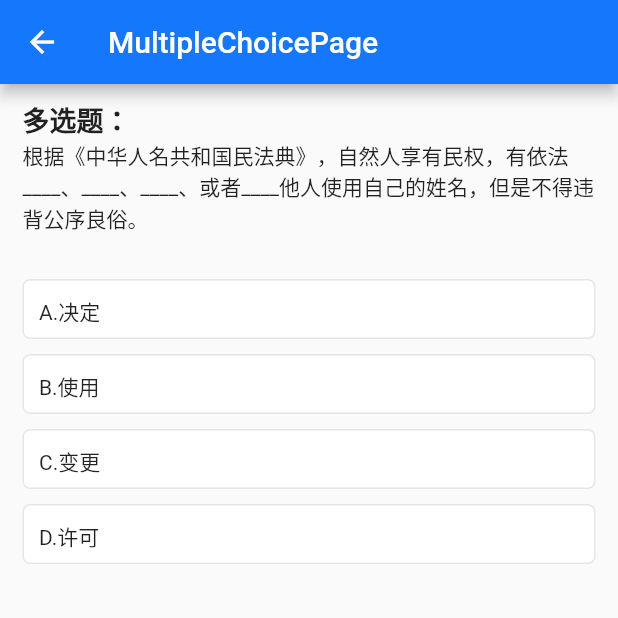
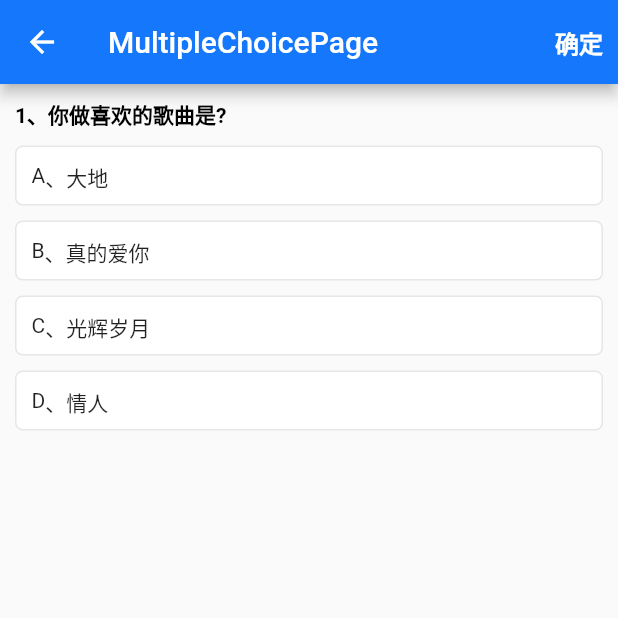
Before and after one commit to Invincible1996/magic_flutter, a Flutter app: the MultipleChoicePage screen opened directly, on a phone screen of 412 x 824 dp, the top half of it. Run offline on Flutter 3.47's test engine with Material 2 defaults, Android fonts, the phone set to English and light mode, and no system bars; drawn by our look-alikes of oktoast; our stand-ins replace dio, flutter_redux, flutter_spinkit, fluttericon, get, path_drawing and 3 more; missing offline and left inert: drag_select_grid_view, flutter_plugin_pdf_viewer, simple_tooltip.

```diff
--- /dev/null
+++ b/lib/model/multi_choice_model.dart
@@ -0,0 +1,56 @@
+/*
+ * @Author: kevin
+ * @Date: 2020-08-11 11:48:39
+ * @LastEditTime: 2020-08-11 14:41:18
+ * @Description: flutter
+ */
+class MultiChoiceModel {
+  int id;
+  String question;
+  List<String> rightAnswer;
+  List<Options> options;
+
+  MultiChoiceModel({this.id, this.question, this.rightAnswer, this.options});
+
+  MultiChoiceModel.fromJson(Map<String, dynamic> json) {
+    id = json['id'];
+    question = json['question'];
+    rightAnswer = json['rightAnswer'].cast<String>();
+    if (json['options'] != null) {
+      options = new List<Options>();
+      json['options'].forEach((v) {
+        options.add(new Options.fromJson(v));
+      });
+    }
+  }
+
+  Map<String, dynamic> toJson() {
+    final Map<String, dynamic> data = new Map<String, dynamic>();
+    data['id'] = this.id;
+    data['question'] = this.question;
+    data['rightAnswer'] = this.rightAnswer;
+    if (this.options != null) {
+      data['options'] = this.options.map((v) => v.toJson()).toList();
+    }
+    return data;
+  }
+}
+
+class Options {
+  String choice;
+  String value;
+
+  Options({this.choice, this.value});
+
+  Options.fromJson(Map<String, dynamic> json) {
+    choice = json['choice'];
+    value = json['value'];
+  }
+
+  Map<String, dynamic> toJson() {
+    final Map<String, dynamic> data = new Map<String, dynamic>();
+    data['choice'] = this.choice;
+    data['value'] = this.value;
+    return data;
+  }
+}
--- a/lib/pages/common_dialog_page.dart
+++ b/lib/pages/common_dialog_page.dart
@@ -12,7 +12,6 @@ class CommonDialogPage extends StatefulWidget {
 }
 
 class _CommonDialogPageState extends State<CommonDialogPage> {
-  bool _showModal = false;
   int _count = 0;
 
   @override
--- a/lib/pages/multiple_choice_page.dart
+++ b/lib/pages/multiple_choice_page.dart
@@ -6,7 +6,9 @@
 
 import 'package:flutter/material.dart';
 import 'package:flutter/widgets.dart';
+import 'package:magic_flutter/model/multi_choice_model.dart';
 import 'package:magic_flutter/style/custom_style.dart';
+import 'package:oktoast/oktoast.dart';
 
 class MultipleChoicePage extends StatefulWidget {
   @override
@@ -14,6 +16,20 @@ class MultipleChoicePage extends StatefulWidget {
 }
 
 class _MultipleChoicePageState extends State<MultipleChoicePage> {
+  List<MultiChoiceModel> dataList = [
+    MultiChoiceModel(
+      question: '你做喜欢的歌曲是?',
+      id: 1,
+      rightAnswer: ['A', 'C'],
+      options: [
+        Options(choice: 'A', value: '大地'),
+        Options(choice: 'B', value: '真的爱你'),
+        Options(choice: 'C', value: '光辉岁月'),
+        Options(choice: 'D', value: '情人'),
+      ],
+    )
+  ];
+
   @override
   initState() {
     super.initState();
@@ -24,76 +40,58 @@ class _MultipleChoicePageState extends State<MultipleChoicePage> {
     return Scaffold(
       appBar: AppBar(
         title: Text('MultipleChoicePage'),
-      ),
-      body: PageView(
-        children: <Widget>[
-          Container(
-            padding: EdgeInsets.symmetric(vertical: 10, horizontal: 15),
-            child: Column(
-              crossAxisAlignment: CrossAxisAlignment.start,
+        actions: <Widget>[
+          GestureDetector(
+            onTap: () => showToast('msg'),
+            child: Row(
               children: <Widget>[
-                Text(
-                  '多选题：',
-                  style: TextStyle(fontWeight: FontWeight.bold, fontSize: 18),
-                ),
-                Text(
-                    '根据《中华人名共和国民法典》，自然人享有民权，有依法____、____、____、或者____他人使用自己的姓名，但是不得违背公序良俗。'),
+                Text('确定',
+                    style: TextStyle(
+                      fontSize: 16,
+                      color: Colors.white,
+                      fontWeight: FontWeight.bold,
+                    )),
                 SizedBox(
-                  height: 20,
-                ),
-                ChoiceItem(
-                  isSelect: false,
-                  value: 'A.决定',
-                ),
-                ChoiceItem(
-                  isSelect: true,
-                  value: 'B.使用',
-                ),
-                ChoiceItem(
-                  isSelect: false,
-                  value: 'C.变更',
-                ),
-                ChoiceItem(
-                  isSelect: true,
-                  value: 'D.许可',
+                  width: 10,
                 ),
               ],
             ),
-          ),
-          Container(
-            padding: EdgeInsets.symmetric(vertical: 10, horizontal: 15),
-            child: Column(
-              crossAxisAlignment: CrossAxisAlignment.start,
-              children: <Widget>[
-                Text(
-                  '多选题：',
-                  style: TextStyle(fontWeight: FontWeight.bold, fontSize: 18),
-                ),
-                Text(
-                    '根据《中华人名共和国民法典》，自然人享有民权，有依法____、____、____、或者____他人使用自己的姓名，但是不得违背公序良俗。'),
-                SizedBox(
-                  height: 20,
-                ),
-                ChoiceItem(
-                  isSelect: false,
-                  value: 'A.决定',
-                ),
-                ChoiceItem(
-                  isSelect: true,
-                  value: 'B.使用',
-                ),
-                ChoiceItem(
-                  isSelect: false,
-                  value: 'C.变更',
-                ),
-                ChoiceItem(
-                  isSelect: true,
-                  value: 'D.许可',
-                ),
-              ],
-            ),
-          ),
+          )
         ],
+      ),
+      body: PageView(
+        children: dataList
+            .asMap()
+            .map((key, value) => MapEntry(
+                key,
+                Container(
+                  padding: EdgeInsets.all(10),
+                  child: Column(
+                    crossAxisAlignment: CrossAxisAlignment.start,
+                    children: <Widget>[
+                      Text('${key + 1}、${value.question}',
+                          style: TextStyle(
+                            fontSize: 14,
+                            color: Colors.black,
+                            fontWeight: FontWeight.bold,
+                          )),
+                      Wrap(
+                        children: value.options
+                            .asMap()
+                            .map((key, value) => MapEntry(
+                                key,
+                                ChoiceItem(
+                                  choice: value.choice,
+                                  value: value.value,
+                                )))
+                            .values
+                            .toList(),
+                      )
+                    ],
+                  ),
+                )))
+            .values
+            .toList(),
       ),
     );
   }
@@ -105,6 +103,7 @@ class _MultipleChoicePageState extends State<MultipleChoicePage> {
 }
 
 class ChoiceItem extends StatefulWidget {
+  final String choice;
   final bool isSelect;
   final String value;
   final Function onPress;
@@ -114,6 +113,7 @@ class ChoiceItem extends StatefulWidget {
     this.isSelect,
     this.value,
     this.onPress,
+    this.choice,
   }) : super(key: key);
 
   @override
@@ -143,8 +143,10 @@ class _ChoiceItemState extends State<ChoiceItem> {
               color: CustomStyle.dividerColor,
             )),
         child: Row(
+          crossAxisAlignment: CrossAxisAlignment.center,
           children: <Widget>[
-            Text('${widget.value}'),
+            Container(child: Text('${widget.choice}')),
+            Text('、${widget.value}'),
           ],
         ),
       ),
--- a/lib/pages/single_choice_page.dart
+++ b/lib/pages/single_choice_page.dart
@@ -1,7 +1,7 @@
 /*
  * @Author: kevin
  * @Date: 2020-08-08 11:56:10
- * @LastEditTime: 2020-08-08 15:00:46
+ * @LastEditTime: 2020-08-10 17:31:24
  * @Description: 单选题
  */
 
@@ -18,25 +18,25 @@ class _SingleChoicePageState extends State<SingleChoicePage> {
   List<ChoiceModel> dataList = [
     ChoiceModel(
         chooice: 'A',
-        value: '细雨带风1',
+        value: '细雨带风湿透黄昏的街道',
         isCanSelect: true,
         isRightAnswer: false,
         isSeclect: false),
     ChoiceModel(
         chooice: 'B',
-        value: '细雨带风2',
+        value: '细雨带风湿透黄昏的街道',
         isCanSelect: true,
         isRightAnswer: false,
         isSeclect: false),
     ChoiceModel(
         chooice: 'C',
-        value: '细雨带风3',
+        value: '细雨带风湿透黄昏的街道',
         isCanSelect: true,
         isRightAnswer: false,
         isSeclect: false),
     ChoiceModel(
         chooice: 'D',
-        value: '细雨带风4',
+        value: '细雨带风湿透黄昏的街道',
         isCanSelect: true,
         isRightAnswer: true,
         isSeclect: false),
--- a/lib/pages/splash_page.dart
+++ b/lib/pages/splash_page.dart
@@ -1,7 +1,7 @@
 /*
  * @Author: kevin
  * @Date: 2020-06-23 13:56:40
- * @LastEditTime: 2020-06-23 15:33:22
+ * @LastEditTime: 2020-08-11 13:58:41
  * @Description: flutter
  */
 
@@ -61,7 +61,7 @@ class _SplashPageState extends State<SplashPage> {
   }
 
   requestPermission() async {
-    Map<Permission, PermissionStatus> status = await [
+    await [
       // Permission.location,
       Permission.storage,
     ].request();
```
Also changed, not shown: lib/main.dart (+3 -4 lines), lib/pages/custom_tips_page.dart (+3 -16 lines), lib/pages/shop_cart_page.dart (+6 -1 lines), lib/pages/test_app.dart (added, +25 -0 lines), pubspec.lock, 2 other files.
